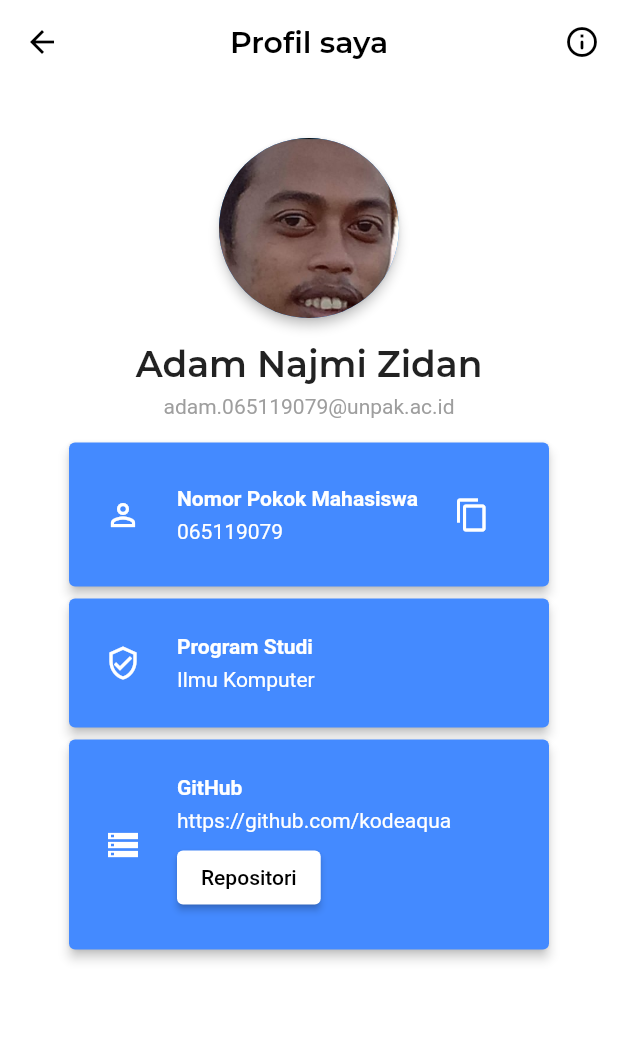
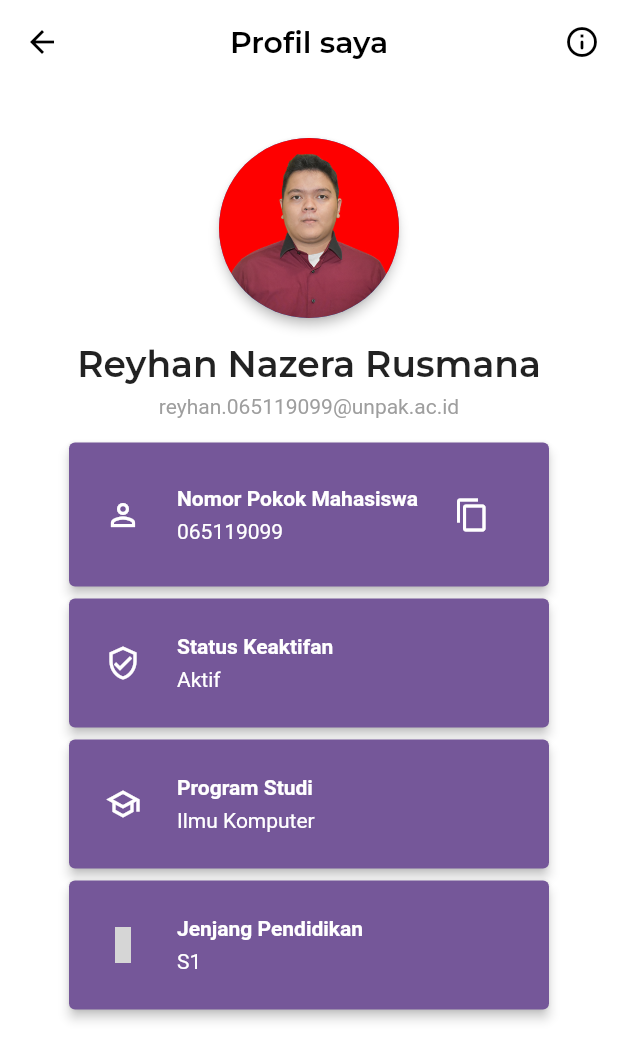
Before and after one commit to reyhan16/mobpro-tugas2, a Flutter app: the screen it shows after launch, on a phone screen of 412 x 824 dp. Shown: the top 1060 px of the screen. Run offline on Flutter 3.47's test engine with Material 2 defaults, Android fonts, the phone set to English and light mode, and no system bars; our stand-ins replace fluttertoast; statements that could not run were skipped; grey boxes are pictures that could not be loaded.

Commit message:
tugas mobile

```diff
--- a/lib/main.dart
+++ b/lib/main.dart
@@ -1,16 +1,9 @@
 import 'package:flutter/material.dart';
 import 'package:flutter/services.dart';
-import 'package:url_launcher/url_launcher.dart';
 import 'package:fluttertoast/fluttertoast.dart';
-
-const String _github = "https://github.com/kodeaqua/mobpro-tugas2";
 
 void main() {
   runApp(const MyApp());
-}
-
-void _launchURL() async {
-  await launch(_github);
 }
 
 class MyApp extends StatelessWidget {
@@ -88,7 +81,7 @@ class _MyHomePageState extends State<MyHomePage> {
                                     fontWeight: FontWeight.w600),
                               ),
                               content: const Text(
-                                  'Ini adalah improved version dari https://github.com/kodeaqua/prak-mobpro-tugas1'),
+                                  'Untuk Memenuhi Tugas Mobile Programming, Link Github : '),
                               actions: [
                                 TextButton(
                                     onPressed: () =>
@@ -125,7 +118,7 @@ class _MyHomePageState extends State<MyHomePage> {
                         const Padding(
                             padding: EdgeInsets.only(top: 6, bottom: 6)),
                         const Text(
-                          "Adam Najmi Zidan",
+                          "Reyhan Nazera Rusmana",
                           style: TextStyle(
                               fontSize: 24,
                               fontFamily: "Montserrat",
@@ -134,14 +127,14 @@ class _MyHomePageState extends State<MyHomePage> {
                         const Padding(
                             padding: EdgeInsets.only(top: 3, bottom: 3)),
                         const Text(
-                          "adam.065119079@unpak.ac.id",
+                          "reyhan.065119099@unpak.ac.id",
                           style: TextStyle(fontSize: 14, color: Colors.grey),
                         ),
                         const Padding(
                             padding: EdgeInsets.only(top: 6, bottom: 6)),
                         Card(
                             elevation: 3,
-                            color: const Color(0xff448AFF),
+                            color: Color.fromARGB(255, 117, 87, 153),
                             child: Container(
                                 width: 320,
                                 padding: const EdgeInsets.all(24),
@@ -168,7 +161,7 @@ class _MyHomePageState extends State<MyHomePage> {
                                             padding: EdgeInsets.only(
                                                 top: 3, bottom: 3)),
                                         Text(
-                                          "065119079",
+                                          "065119099",
                                           style: TextStyle(color: Colors.white),
                                         ),
                                       ],
@@ -195,7 +188,7 @@ class _MyHomePageState extends State<MyHomePage> {
                                 ))),
                         Card(
                             elevation: 3,
-                            color: const Color(0xff448AFF),
+                            color: Color.fromARGB(255, 117, 87, 153),
                             child: Container(
                                 width: 320,
                                 padding: const EdgeInsets.all(24),
@@ -203,6 +196,42 @@ class _MyHomePageState extends State<MyHomePage> {
                                   children: [
                                     const Icon(
                                       Icons.verified_user_outlined,
+                                      color: Colors.white,
+                                    ),
+                                    const Padding(
+                                        padding: EdgeInsets.only(right: 24)),
+                                    Column(
+                                      crossAxisAlignment:
+                                          CrossAxisAlignment.start,
+                                      children: const [
+                                        Text(
+                                          "Status Keaktifan",
+                                          style: TextStyle(
+                                              color: Colors.white,
+                                              fontSize: 14,
+                                              fontWeight: FontWeight.bold),
+                                        ),
+                                        Padding(
+                                            padding: EdgeInsets.only(
+                                                top: 3, bottom: 3)),
+                                        Text(
+                                          "Aktif",
+                                          style: TextStyle(color: Colors.white),
+                                        ),
+                                      ],
+                                    )
+                                  ],
+                                ))),
+                        Card(
+                            elevation: 3,
+                            color: Color.fromARGB(255, 117, 87, 153),
+                            child: Container(
+                                width: 320,
+                                padding: const EdgeInsets.all(24),
+                                child: Row(
+                                  children: [
+                                    const Icon(
+                                      Icons.school_outlined,
                                       color: Colors.white,
                                     ),
                                     const Padding(
@@ -231,14 +260,14 @@ class _MyHomePageState extends State<MyHomePage> {
                                 ))),
                         Card(
                             elevation: 3,
-                            color: const Color(0xff448AFF),
+                            color: Color.fromARGB(255, 117, 87, 153),
                             child: Container(
                                 width: 320,
                                 padding: const EdgeInsets.all(24),
                                 child: Row(
                                   children: [
                                     const Icon(
-                                      Icons.storage_outlined,
+                                      Icons.class__outlined,
                                       color: Colors.white,
                                     ),
                                     const Padding(
@@ -246,34 +275,21 @@ class _MyHomePageState extends State<MyHomePage> {
                                     Column(
                                       crossAxisAlignment:
                                           CrossAxisAlignment.start,
-                                      children: [
-                                        const Text(
-                                          "GitHub",
+                                      children: const [
+                                        Text(
+                                          "Jenjang Pendidikan",
                                           style: TextStyle(
                                               color: Colors.white,
                                               fontSize: 14,
                                               fontWeight: FontWeight.bold),
                                         ),
-                                        const Padding(
+                                        Padding(
                                             padding: EdgeInsets.only(
                                                 top: 3, bottom: 3)),
-                                        const Text(
-                                          "https://github.com/kodeaqua",
+                                        Text(
+                                          "S1",
                                           style: TextStyle(color: Colors.white),
                                         ),
-                                        const Padding(
-                                            padding: EdgeInsets.only(
-                                                top: 3, bottom: 3)),
-                                        ElevatedButton(
-                                          onPressed: _launchURL,
-                                          child: const Text(
-                                            'Repositori',
-                                            style:
-                                                TextStyle(color: Colors.black),
-                                          ),
-                                          style: ElevatedButton.styleFrom(
-                                              primary: Colors.white),
-                                        )
                                       ],
                                     )
                                   ],
```
Also changed, not shown: images/me.png, 1 other file.
